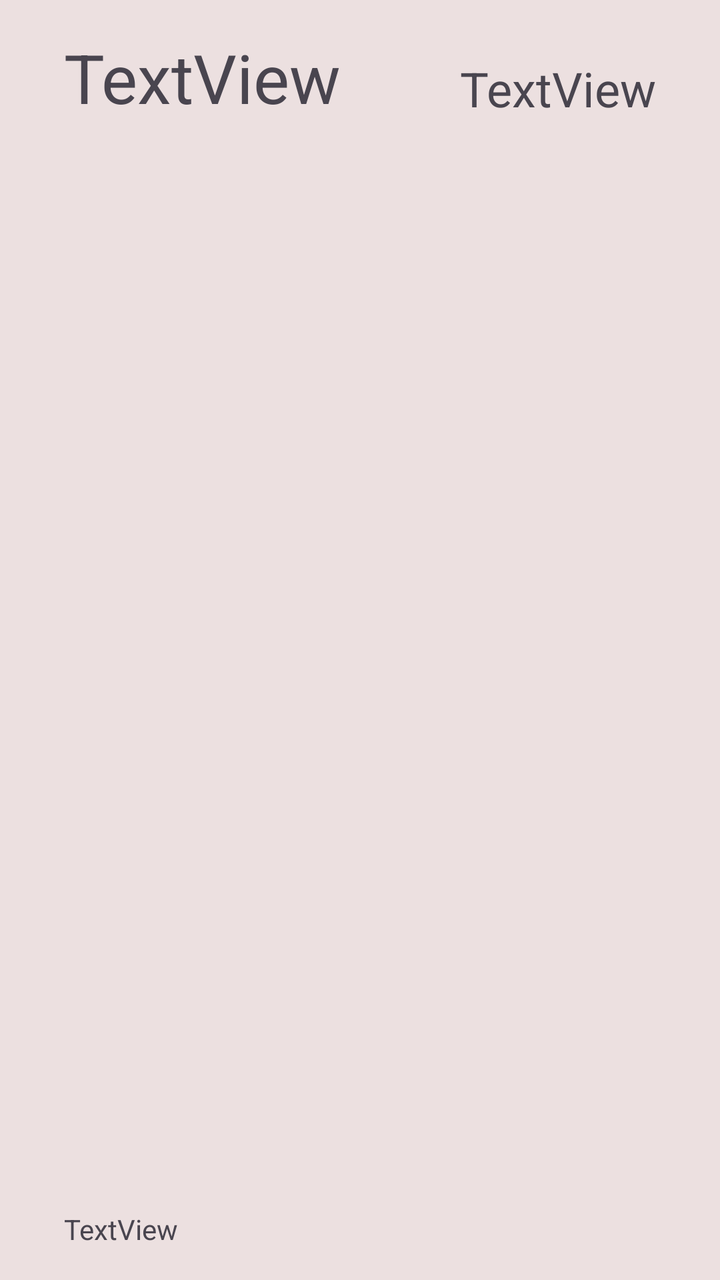
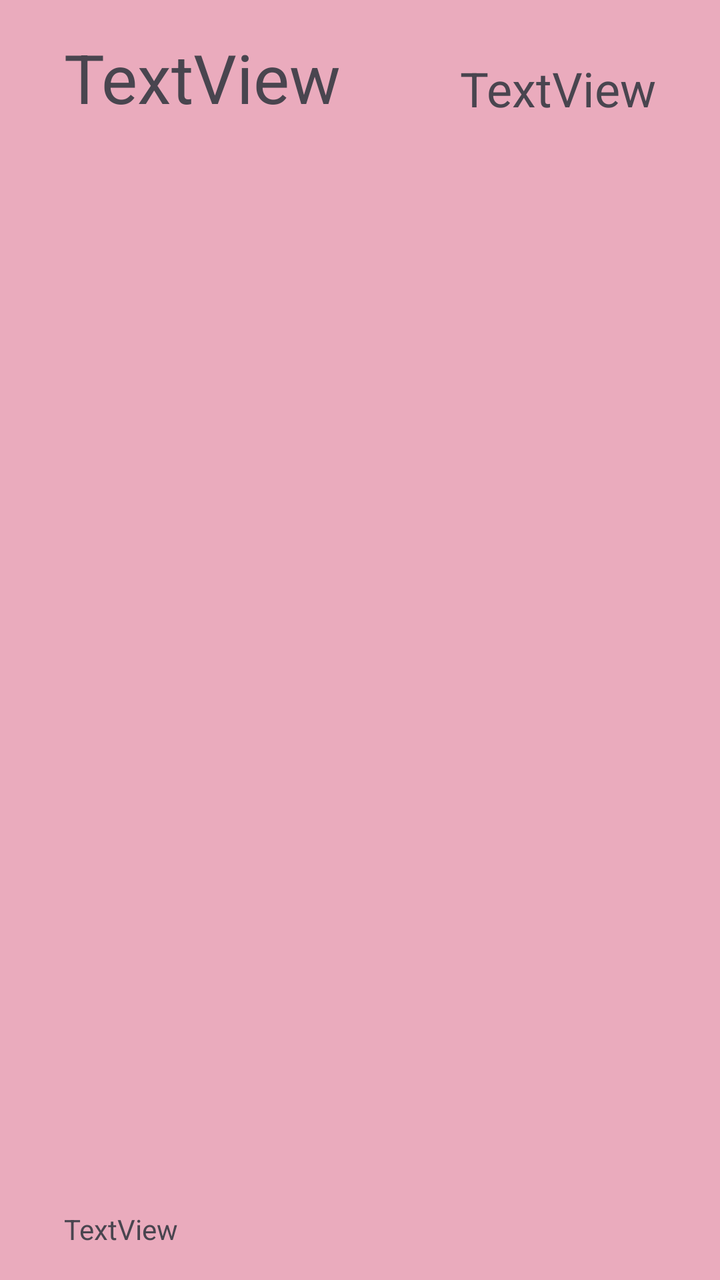

Screens rendered from an Android XML layout before and after an edit, with the pre-edit source and the edit as a unified diff.
<!-- AndroidManifest.xml: application theme Theme.CategoryDetailExampleApp -->
<!-- res/layout/item_food_row_layout.xml -->
<?xml version="1.0" encoding="utf-8"?>
<androidx.constraintlayout.widget.ConstraintLayout xmlns:android="http://schemas.android.com/apk/res/android"
    xmlns:app="http://schemas.android.com/apk/res-auto"
    xmlns:tools="http://schemas.android.com/tools"
    android:layout_width="match_parent"
    android:layout_height="100dp"
    android:background="#ECE0E0">

    <TextView
        android:id="@+id/foodName"
        android:layout_width="wrap_content"
        android:layout_height="wrap_content"
        android:layout_marginStart="32dp"
        android:layout_marginTop="16dp"
        android:text="TextView"
        android:textSize="34sp"
        app:layout_constraintStart_toStartOf="parent"
        app:layout_constraintTop_toTopOf="parent" />

    <TextView
        android:id="@+id/desc"
        android:layout_width="wrap_content"
        android:layout_height="wrap_content"
        android:layout_marginStart="32dp"
        android:layout_marginBottom="16dp"
        android:text="TextView"
        app:layout_constraintBottom_toBottomOf="parent"
        app:layout_constraintStart_toStartOf="parent" />

    <TextView
        android:id="@+id/price"
        android:layout_width="wrap_content"
        android:layout_height="wrap_content"
        android:layout_marginTop="28dp"
        android:layout_marginEnd="32dp"
        android:text="TextView"
        android:textSize="24sp"
        app:layout_constraintEnd_toEndOf="parent"
        app:layout_constraintTop_toTopOf="parent" />
</androidx.constraintlayout.widget.ConstraintLayout>
<!-- resources referenced by this layout -->
<resources>
  <style name="Theme.CategoryDetailExampleApp" parent="Base.Theme.CategoryDetailExampleApp" />
  <style name="Base.Theme.CategoryDetailExampleApp" parent="Theme.Material3.DayNight">
          
          
      </style>
</resources>

<!-- the commit's change to res/layout/item_food_row_layout.xml (unified diff, before → after) -->
@@ -4,7 +4,7 @@
     xmlns:tools="http://schemas.android.com/tools"
     android:layout_width="match_parent"
     android:layout_height="100dp"
-    android:background="#ECE0E0">
+    android:background="#EAABBD">
 
     <TextView
         android:id="@+id/foodName"
<!-- resource entries referenced after the edit -->
@@ -4,6 +4,9 @@
   <style name="Base.Theme.CategoryDetailExampleApp" parent="Theme.Material3.DayNight">
           
           
+          <item name="android:statusBarColor">@color/pink</item>
+          <item name="actionBarTheme">@color/pink</item>
       </style>
+  <color name="pink">#E291B4</color>
 </resources>
 
